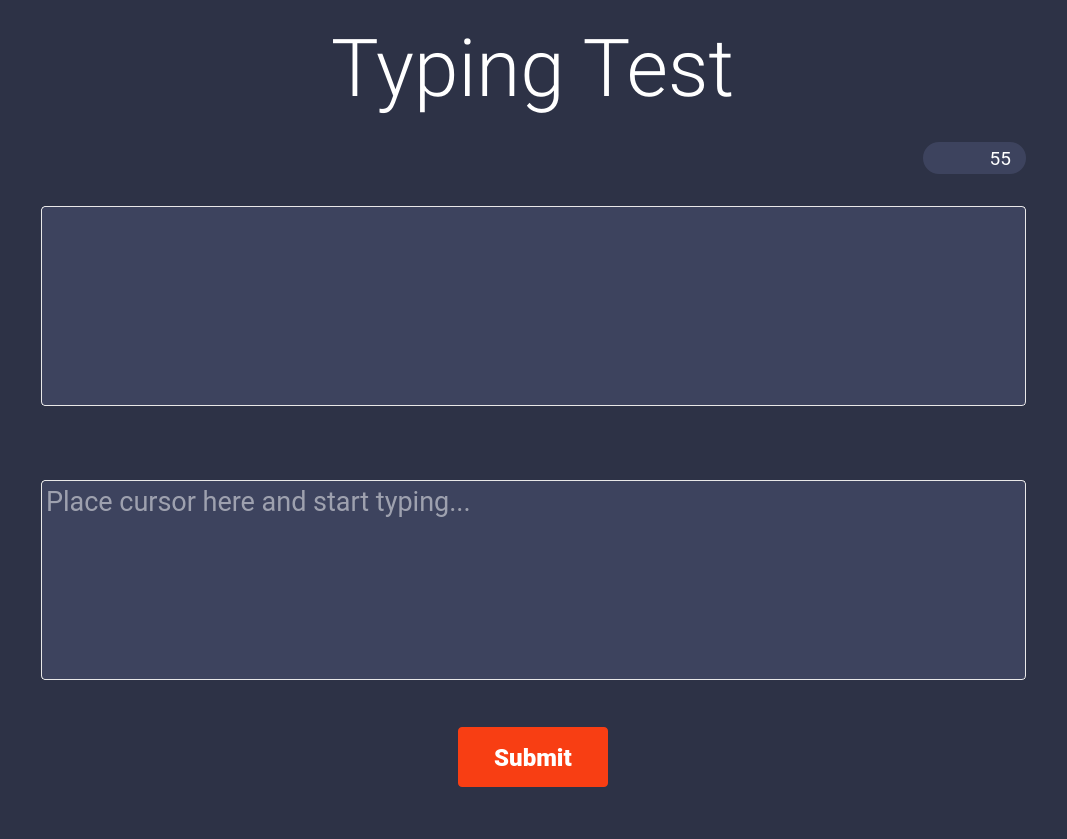
The window that ui/typing_page.ui (AndreiD049/Interview-Helper) describes before a commit, drawn with Qt 5.
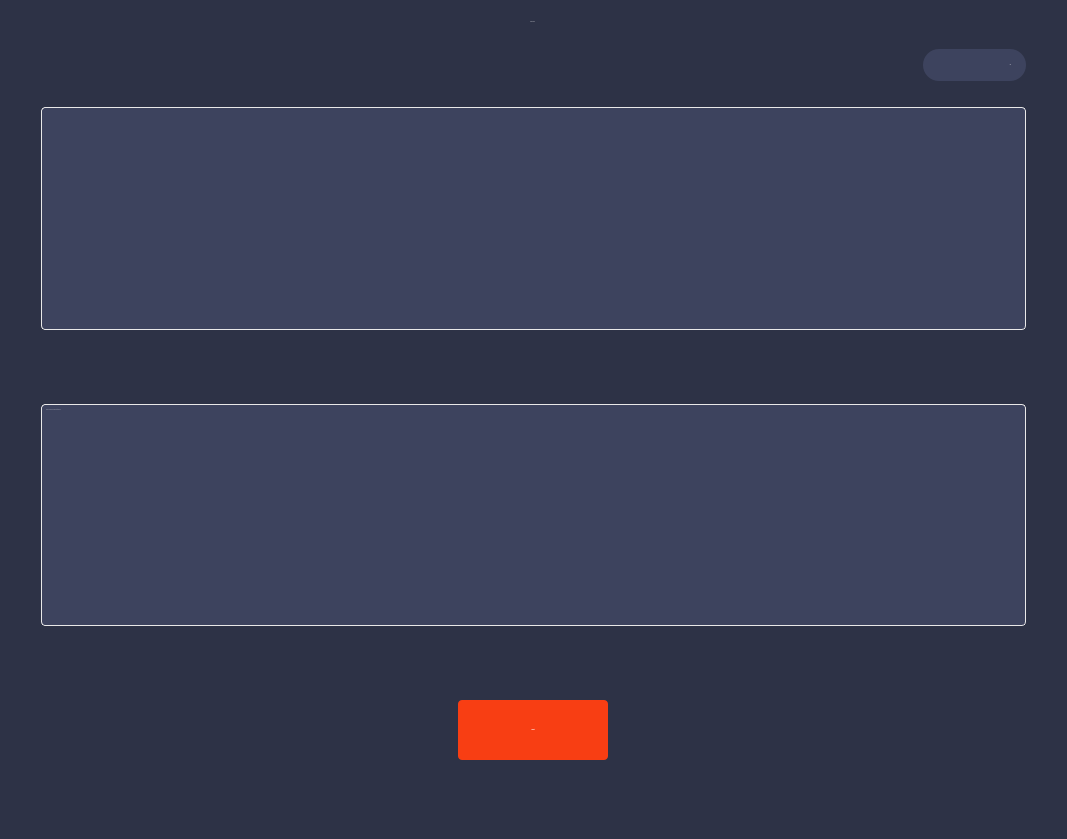
The same window after the commit. Icons and pictures are not drawn.

What changed in the file:
```diff
--- a/ui/typing_page.ui
+++ b/ui/typing_page.ui
@@ -29,9 +29,6 @@
 QWidget#Form {
 background-color: #2D3246;
 }
-QLabel {
-color: #fff;
-}
 QFrame#timeFrame {
 background-color: #3D435E;
 border-radius: 16px;
@@ -39,7 +36,18 @@
 QPushButton {padding:20px;background-color:#F83E13;color:white;border:none;border-radius:4px;}
 QPushButton:hover {background-color:#CF8349;}
 QPushButton:pressed {margin-top:3px;}
-</string>
+QLabel {
+color: #fff;
+}
+QLabel#HeaderLabel {
+font: 60px &quot;Roboto Light&quot;, Arial, Helvetica, sans-serif;
+}
+QLabel#lcdNumber, QTextBrowser#expectedText, QTextEdit#textEdit {
+font: 16px &quot;Roboto&quot;, Arial, Helvetica, sans-serif;
+}
+QPushButton#typingNextButton {
+font: 16px &quot;Roboto black&quot;, Arial, Helvetica, sans-serif;
+}</string>
   </property>
   <layout class="QHBoxLayout" name="horizontalLayout">
    <item>
@@ -54,12 +62,13 @@
       <number>30</number>
      </property>
      <item alignment="Qt::AlignHCenter|Qt::AlignVCenter">
-      <widget class="QLabel" name="lHeader">
+      <widget class="QLabel" name="HeaderLabel">
        <property name="font">
         <font>
          <family>Roboto Light</family>
-         <pointsize>60</pointsize>
+         <pointsize>-1</pointsize>
          <weight>50</weight>
+         <italic>false</italic>
          <bold>false</bold>
         </font>
        </property>
@@ -157,12 +166,15 @@
           </property>
          </widget>
         </item>
-        <item>
+        <item alignment="Qt::AlignRight">
          <widget class="QLabel" name="lcdNumber">
           <property name="font">
            <font>
             <family>Roboto</family>
-            <pointsize>14</pointsize>
+            <pointsize>-1</pointsize>
+            <weight>50</weight>
+            <italic>false</italic>
+            <bold>false</bold>
            </font>
           </property>
           <property name="text">
@@ -176,9 +188,6 @@
        </layout>
       </widget>
      </item>
-     <item>
-      <widget class="QWidget" name="widget" native="true"/>
-     </item>
      <item>
       <spacer name="verticalSpacer_5">
        <property name="orientation">
@@ -206,7 +215,10 @@
        <property name="font">
         <font>
          <family>Roboto</family>
-         <pointsize>18</pointsize>
+         <pointsize>-1</pointsize>
+         <weight>50</weight>
+         <italic>false</italic>
+         <bold>false</bold>
         </font>
        </property>
        <property name="styleSheet">
@@ -222,8 +234,8 @@
         <string>&lt;!DOCTYPE HTML PUBLIC &quot;-//W3C//DTD HTML 4.0//EN&quot; &quot;http://www.w3.org/TR/REC-html40/strict.dtd&quot;&gt;
 &lt;html&gt;&lt;head&gt;&lt;meta name=&quot;qrichtext&quot; content=&quot;1&quot; /&gt;&lt;style type=&quot;text/css&quot;&gt;
 p, li { white-space: pre-wrap; }
-&lt;/style&gt;&lt;/head&gt;&lt;body style=&quot; font-family:'Roboto'; font-size:18pt; font-weight:400; font-style:normal;&quot;&gt;
-&lt;p style=&quot;-qt-paragraph-type:empty; margin-top:0px; margin-bottom:0px; margin-left:0px; margin-right:0px; -qt-block-indent:0; text-indent:0px;&quot;&gt;&lt;br /&gt;&lt;/p&gt;&lt;/body&gt;&lt;/html&gt;</string>
+&lt;/style&gt;&lt;/head&gt;&lt;body style=&quot; font-family:'Roboto','Arial','Helvetica','sans-serif'; font-size:16px; font-weight:400; font-style:normal;&quot;&gt;
+&lt;p style=&quot;-qt-paragraph-type:empty; margin-top:0px; margin-bottom:0px; margin-left:0px; margin-right:0px; -qt-block-indent:0; text-indent:0px; font-family:'Roboto'; font-size:18pt;&quot;&gt;&lt;br /&gt;&lt;/p&gt;&lt;/body&gt;&lt;/html&gt;</string>
        </property>
        <property name="textInteractionFlags">
         <set>Qt::NoTextInteraction</set>
@@ -257,7 +269,10 @@
        <property name="font">
         <font>
          <family>Roboto</family>
-         <pointsize>20</pointsize>
+         <pointsize>-1</pointsize>
+         <weight>50</weight>
+         <italic>false</italic>
+         <bold>false</bold>
         </font>
        </property>
        <property name="styleSheet">
@@ -300,10 +315,11 @@
        </property>
        <property name="font">
         <font>
-         <family>Roboto Black</family>
-         <pointsize>18</pointsize>
-         <weight>75</weight>
-         <bold>true</bold>
+         <family>Roboto black</family>
+         <pointsize>-1</pointsize>
+         <weight>50</weight>
+         <italic>false</italic>
+         <bold>false</bold>
         </font>
        </property>
        <property name="cursor">
```
